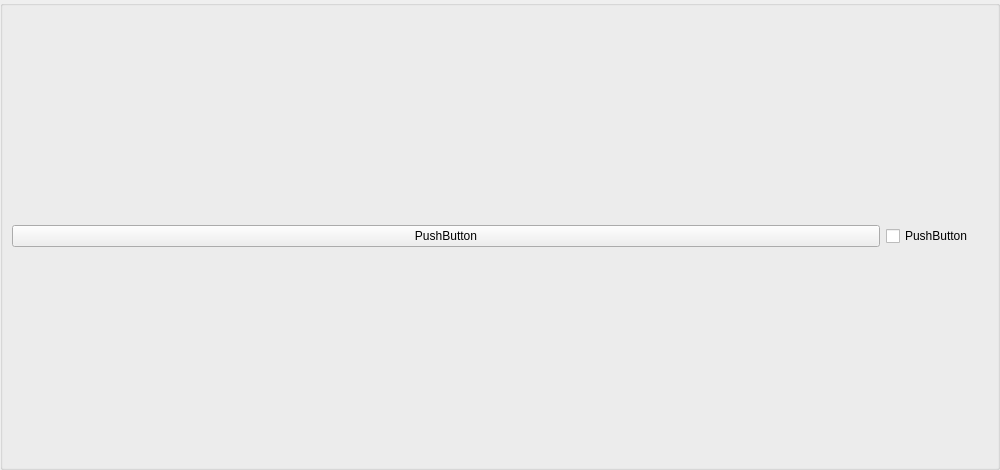
Before: the Qt Designer form windowstweaks.ui in alexhebri/SwiftBoost, drawn with Qt 5.
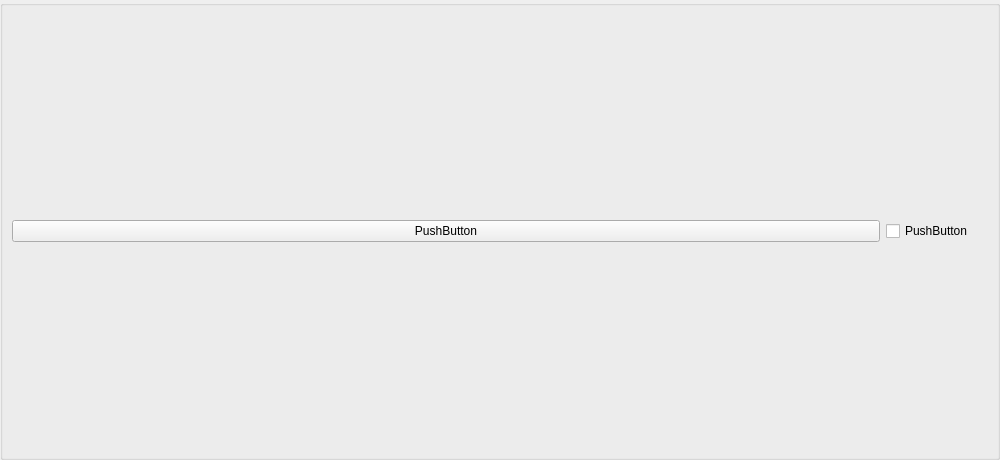
After: the same form once the commit is applied.

The edit to the form file:
```diff
--- a/windowstweaks.ui
+++ b/windowstweaks.ui
@@ -7,7 +7,7 @@
     <x>0</x>
     <y>0</y>
     <width>1000</width>
-    <height>470</height>
+    <height>460</height>
    </rect>
   </property>
   <property name="sizePolicy">
@@ -19,7 +19,7 @@
   <property name="minimumSize">
    <size>
     <width>1000</width>
-    <height>470</height>
+    <height>460</height>
    </size>
   </property>
   <property name="maximumSize">
```
